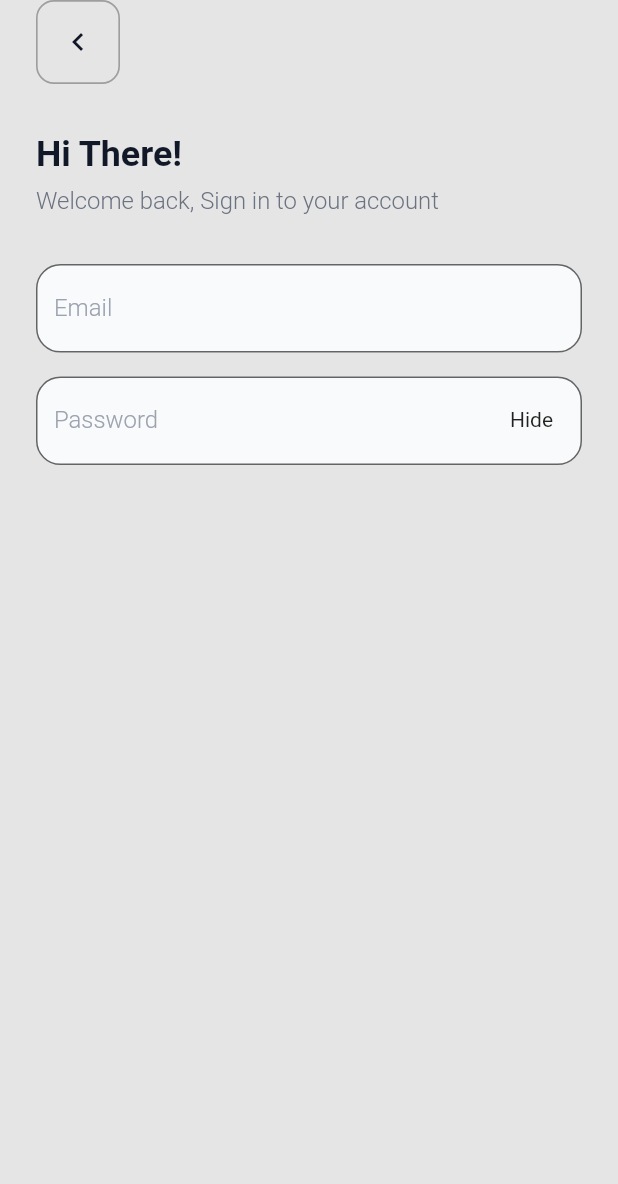
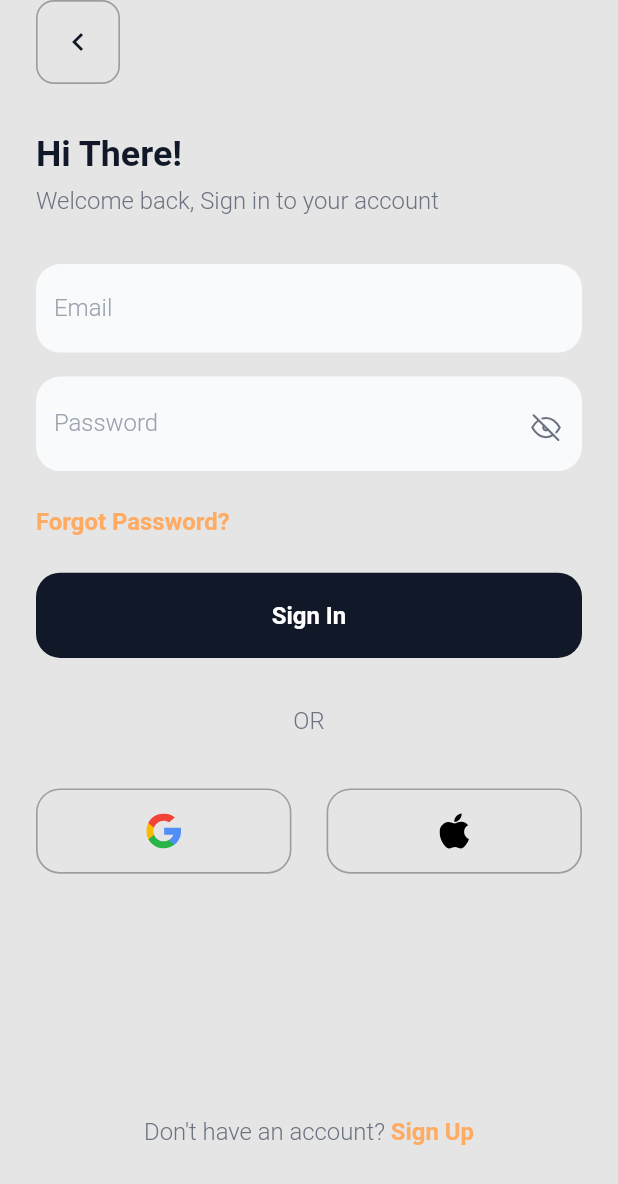
Before and after one commit to dubemezeagwu/smartpay_ui, a Flutter app: the screen it shows after launch, on a phone screen of 412 x 824 dp. Shown: the top 1184 px of the screen. Run offline on Flutter 3.47's test engine with Material 2 defaults, Android fonts, the phone set to English and light mode, and no system bars; our stand-ins replace flutter_svg, font_awesome_flutter, google_fonts.

Commit message:
login in ui done

```diff
--- a/lib/app/app_assets.dart
+++ b/lib/app/app_assets.dart
@@ -0,0 +1,5 @@
+class AppAssets {
+  static const eyeSlash = "assets/icons/eye-off.svg";
+  static const appleLogo = "assets/icons/apple.svg";
+  static const googleLogo = "assets/icons/google.svg";
+}
--- a/lib/app/colors.dart
+++ b/lib/app/colors.dart
@@ -7,4 +7,5 @@ class AppColors {
   static const textFieldInputColor = Color(0xFF9CA3AF);
   static const textFieldColor = Color(0xFFF9FAFB);
   static const background = Color(0xFFE5E5E5);
+  static const white = Color(0xFFFFFFFF);
 }
--- a/lib/app/styles.dart
+++ b/lib/app/styles.dart
@@ -43,3 +43,19 @@ TextStyle regularPrimary9 = GoogleFonts.roboto(
       fontWeight: FontWeight.w400
   ),
 );
+
+TextStyle boldPrimary16 = GoogleFonts.roboto(
+  textStyle: TextStyle(
+      fontSize: 16.sp,
+      color: AppColors.primary,
+      fontWeight: FontWeight.w700
+  ),
+);
+
+TextStyle boldWhite16 = GoogleFonts.roboto(
+  textStyle: TextStyle(
+      fontSize: 16.sp,
+      color: AppColors.white,
+      fontWeight: FontWeight.w700
+  ),
+);
--- a/lib/main.dart
+++ b/lib/main.dart
@@ -14,7 +14,7 @@ class MyApp extends StatelessWidget {
   Widget build(BuildContext context) {
     return MaterialApp(
       debugShowCheckedModeBanner: false,
-      title: 'Flutter Demo',
+      title: 'SmartPay',
       theme: ThemeData(
         scaffoldBackgroundColor: AppColors.background,
         backgroundColor: AppColors.background,
--- a/lib/views/login/login_screen.dart
+++ b/lib/views/login/login_screen.dart
@@ -1,10 +1,15 @@
 import 'package:flutter/cupertino.dart';
 import 'package:flutter/material.dart';
+import 'package:flutter_svg/flutter_svg.dart';
+import 'package:font_awesome_flutter/font_awesome_flutter.dart';
+import 'package:smartpay_ui/app/app_assets.dart';
 import 'package:smartpay_ui/app/colors.dart';
 import 'package:smartpay_ui/app/config/extensions.dart';
 import 'package:smartpay_ui/app/config/size_config.dart';
 import 'package:smartpay_ui/app/styles.dart';
 import 'package:smartpay_ui/views/widgets/appbar_back_button.dart';
+import 'package:smartpay_ui/views/widgets/custom_black_button.dart';
+import 'package:smartpay_ui/views/widgets/other_signin_button.dart';
 
 import '../widgets/custom_textfield.dart';
 
@@ -39,11 +44,18 @@ class _LoginScreenState extends State<LoginScreen> {
   @override
   Widget build(BuildContext context) {
     SizeConfig.init(context);
-    return Scaffold(
+    return GestureDetector(
+      onTap: () => FocusManager.instance.primaryFocus?.unfocus(),
+      child: Scaffold(
+        key: _pageKey,
         appBar: AppBar(
           leading: appBarBackButton(),
         ),
-      body: Container(
+        body: SafeArea(
+          child: SingleChildScrollView(
+            child: Form(
+              key: _formPageKey,
+              child: Container(
                 child: Column(
                   crossAxisAlignment: CrossAxisAlignment.start,
                   children: [
@@ -58,8 +70,30 @@ class _LoginScreenState extends State<LoginScreen> {
                     SizedBox(
                       height: 32.h,
                     ),
-            _emailPasswordWidget()
+                    _emailPasswordWidget(),
+                    SizedBox(height: 24.h,),
+                    _forgotPassword(),
+                    SizedBox(height: 24.h,),
+                    _loginButton(),
+                    SizedBox(height: 32.h,),
+                    Center(child: Text("OR", style: regularGrey16,)),
+                    SizedBox(height: 35.h,),
+                    Row(
+                      mainAxisAlignment: MainAxisAlignment.spaceBetween,
+                      children: [
+                        otherSignInButton(AppAssets.googleLogo),
+                        otherSignInButton(AppAssets.appleLogo),
                       ],
+                    ),
+                    SizedBox(height: 160.h,),
+                    Align(
+                      alignment: FractionalOffset.bottomCenter,
+                        child: _createAccountLabel())
+                  ],
+                ),
+              ),
+            ),
+          ),
         ),
       ),
     );
@@ -113,10 +147,52 @@ class _LoginScreenState extends State<LoginScreen> {
         onTap: _togglePassword,
         child: Padding(
           padding: const EdgeInsets.only(top: 15),
-          child: Text(_obscureText ? "Show" : "Hide", ),
+          child: IconButton(
+            onPressed: (){
+              _togglePassword();
+            },
+            icon: Padding(
+              padding: const EdgeInsets.only(bottom: 10.0),
+              child: Center(child: SvgPicture.asset(AppAssets.eyeSlash,height: 24,)),
+            )
+          ),
         ),
       ),
 
     );
   }
+
+  // SIGN-IN BUTTON
+  Widget _loginButton() {
+    return customBlackButton("Sign In", onTap: (){});
   }
+
+  // FORGOT PASSWORD
+  Widget _forgotPassword() {
+    return GestureDetector(
+      onTap: () {
+        // if (_userEmail.text != "") resetPassword(_userEmail.text);
+      },
+      child: Text('Forgot Password?',
+          style: boldPrimary16),
+    );
+  }
+
+  Widget _createAccountLabel (){
+    return GestureDetector(
+      onTap: (){},
+      child: RichText(
+        text: TextSpan(
+          text: 'Don\'t have an account? ',
+          style: regularGrey16,
+          children: [
+            TextSpan(
+                text: "Sign Up",
+                style: boldPrimary16
+            ),
+          ],
+        ),
+      ),
+    );
+  }
+}
--- /dev/null
+++ b/lib/views/widgets/custom_black_button.dart
@@ -0,0 +1,26 @@
+import 'package:flutter/cupertino.dart';
+import 'package:smartpay_ui/app/config/extensions.dart';
+import 'package:smartpay_ui/app/config/size_config.dart';
+
+import '../../app/colors.dart';
+import '../../app/styles.dart';
+
+Widget customBlackButton (String text, {void Function()? onTap}){
+  return GestureDetector(
+    onTap: onTap,
+    child: Container(
+      width: SizeConfig.screenWidth,
+      height: 56.h,
+      alignment: Alignment.center,
+      decoration: const BoxDecoration(
+        color: AppColors.black,
+        borderRadius: BorderRadius.all(Radius.circular(16)),
+
+      ),
+      child: Text(
+        text,
+        style: boldWhite16,
+      ),
+    ),
+  );
+}
--- a/lib/views/widgets/custom_textfield.dart
+++ b/lib/views/widgets/custom_textfield.dart
@@ -35,6 +35,7 @@ class CustomTextField extends StatelessWidget {
   Widget build(BuildContext context) {
     TextStyle? style = textFieldInput16;
     return TextFormField(
+      cursorColor: AppColors.black,
       key: textFormKey,
       controller: controller,
       obscureText: obscureText!,
@@ -52,9 +53,7 @@ class CustomTextField extends StatelessWidget {
           ),
           border: OutlineInputBorder(
               borderRadius: BorderRadius.circular(16.h),
-            borderSide: BorderSide(
-              color: Colors.white
-            )
+            borderSide: BorderSide.none
           ),
           filled: true,
           fillColor: AppColors.textFieldColor,
--- /dev/null
+++ b/lib/views/widgets/other_signin_button.dart
@@ -0,0 +1,28 @@
+import 'package:flutter/cupertino.dart';
+import 'package:flutter/material.dart';
+import 'package:flutter_svg/flutter_svg.dart';
+import 'package:smartpay_ui/app/app_assets.dart';
+import 'package:smartpay_ui/app/config/extensions.dart';
+
+import '../../app/colors.dart';
+
+Widget otherSignInButton (String name){
+  return GestureDetector(
+    onTap: (){},
+    child: Container(
+      decoration: BoxDecoration(
+          borderRadius: BorderRadius.circular(16.sp),
+          shape: BoxShape.rectangle,
+          border: Border.all(
+              color: Colors.grey,
+              width: 1.w
+          )
+      ),
+      height: 56.h,
+      width: 155.w,
+      child: Center(
+        child: SvgPicture.asset(name),
+      ),
+    ),
+  );
+}
```
Also changed, not shown: pubspec.yaml (+5 -3 lines), assets/icons/apple.svg (added), assets/icons/eye-off.svg (added), assets/icons/google.svg (added), lib/views/login/password_recovery_screen.dart (added), pubspec.lock, 1 other file. Lines whose indentation alone changed are shown as unchanged.
